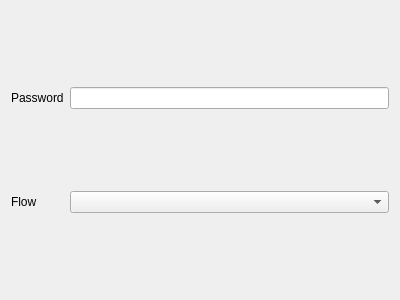
Qt form src/nekobox/ui/profile/edit_trojan_vless.ui (qr243vbi/nekobox) before a commit.
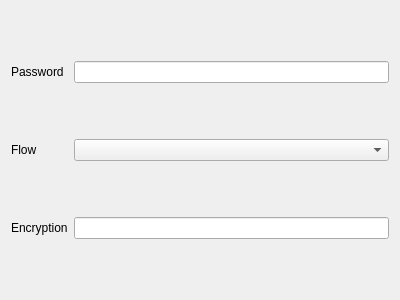
The same form after that commit. Custom widgets are drawn as their Qt base class.

```diff
--- a/src/nekobox/ui/profile/edit_trojan_vless.ui
+++ b/src/nekobox/ui/profile/edit_trojan_vless.ui
@@ -14,25 +14,21 @@
    <string notr="true"/>
   </property>
   <layout class="QGridLayout" name="gridLayout">
-   <item row="0" column="1">
-    <widget class="MyLineEdit" name="password"/>
-   </item>
    <item row="0" column="0">
-    <widget class="QLabel" name="label">
+    <widget class="QLabel" name="password_l">
      <property name="text">
       <string>Password</string>
      </property>
     </widget>
    </item>
-   <item row="1" column="0">
-    <widget class="QLabel" name="flow_l">
-     <property name="text">
-      <string notr="true">Flow</string>
-     </property>
-    </widget>
-   </item>
    <item row="1" column="1">
     <widget class="QComboBox" name="flow">
+     <property name="sizePolicy">
+      <sizepolicy hsizetype="Preferred" vsizetype="Maximum">
+       <horstretch>0</horstretch>
+       <verstretch>0</verstretch>
+      </sizepolicy>
+     </property>
      <item>
       <property name="text">
        <string notr="true"/>
@@ -40,6 +36,46 @@
      </item>
     </widget>
    </item>
+   <item row="0" column="1">
+    <widget class="MyLineEdit" name="password">
+     <property name="sizePolicy">
+      <sizepolicy hsizetype="Expanding" vsizetype="Maximum">
+       <horstretch>0</horstretch>
+       <verstretch>0</verstretch>
+      </sizepolicy>
+     </property>
+    </widget>
+   </item>
+   <item row="1" column="0">
+    <widget class="QLabel" name="flow_l">
+     <property name="text">
+      <string notr="true">Flow</string>
+     </property>
+    </widget>
+   </item>
+   <item row="2" column="0">
+    <widget class="QLabel" name="encryption_l">
+     <property name="sizePolicy">
+      <sizepolicy hsizetype="Maximum" vsizetype="Maximum">
+       <horstretch>0</horstretch>
+       <verstretch>0</verstretch>
+      </sizepolicy>
+     </property>
+     <property name="text">
+      <string>Encryption</string>
+     </property>
+    </widget>
+   </item>
+   <item row="2" column="1">
+    <widget class="QLineEdit" name="encryption">
+     <property name="sizePolicy">
+      <sizepolicy hsizetype="Expanding" vsizetype="Maximum">
+       <horstretch>0</horstretch>
+       <verstretch>0</verstretch>
+      </sizepolicy>
+     </property>
+    </widget>
+   </item>
   </layout>
  </widget>
  <customwidgets>
```
